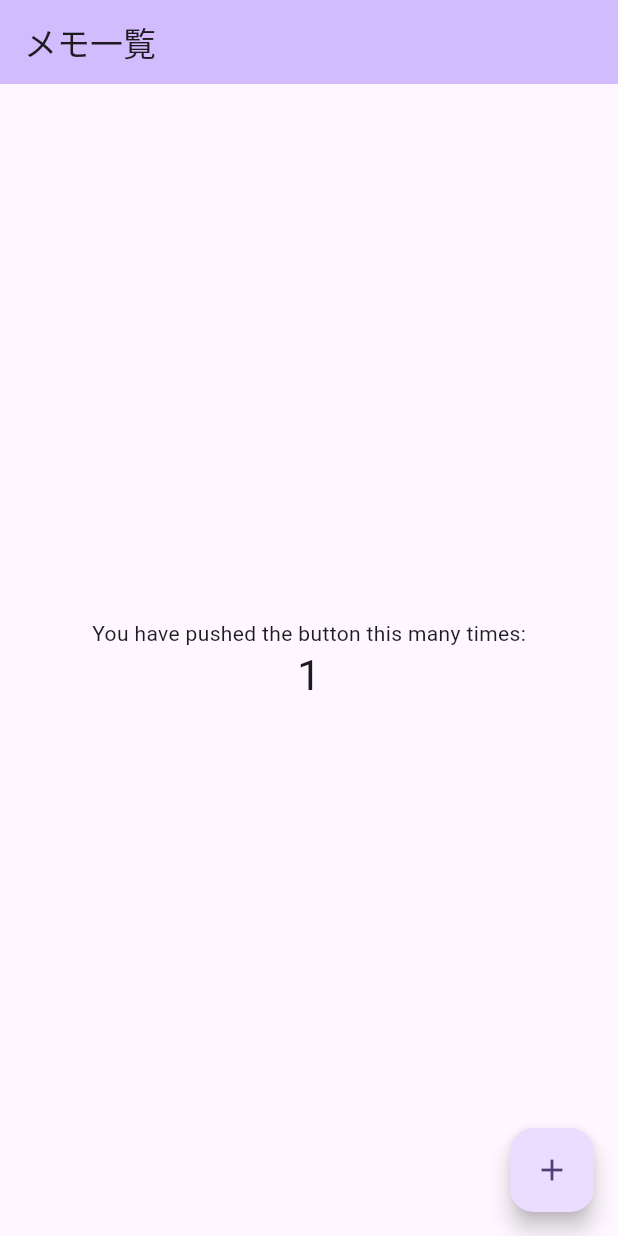
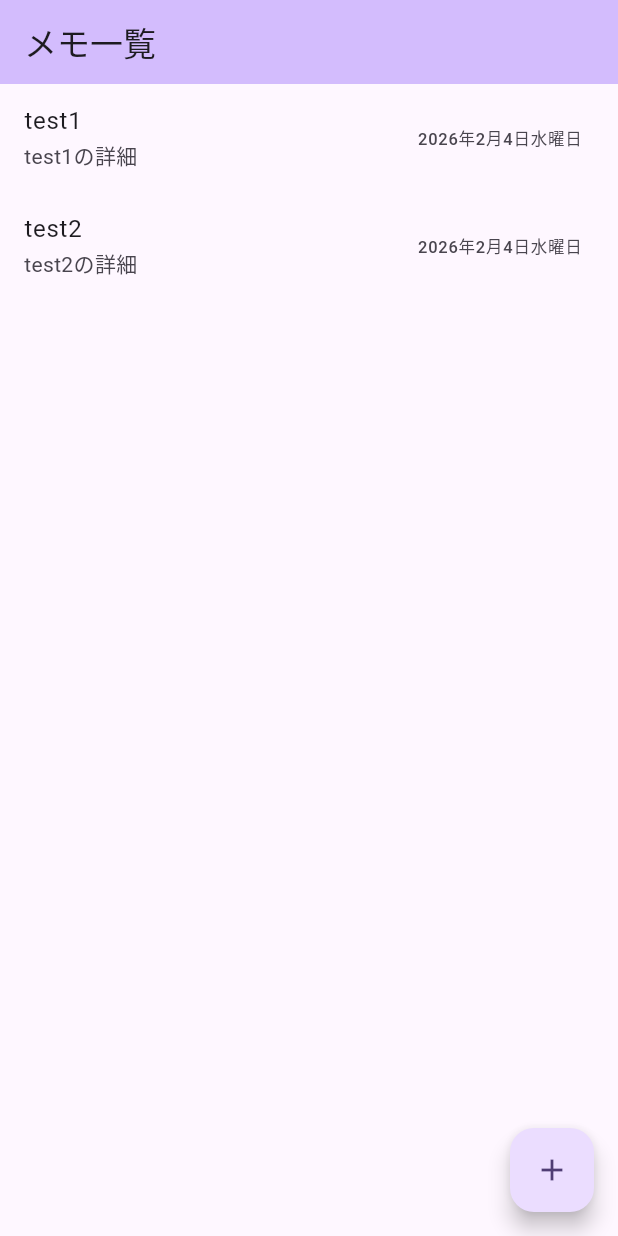
Before and after one commit to ynsz/sns_app_firebase, a Flutter app: the screen it shows after launch, after a tap on the "add" icon, on a phone screen of 412 x 824 dp. Run offline on Flutter 3.47's test engine with Material 3 defaults, Android fonts, the phone set to English and light mode, and no system bars; our stand-ins replace firebase_core; accounts and stored records are empty.

Commit message:
MemoListPageにメモを表示

```diff
--- a/lib/main.dart
+++ b/lib/main.dart
@@ -1,5 +1,6 @@
 import 'package:firebase_core/firebase_core.dart';
 import 'package:flutter/material.dart';
+import 'package:intl/date_symbol_data_local.dart';
 import 'package:sns_app/modules/memo.dart';
 import 'package:sns_app/pages/memo_list_page.dart';
 
@@ -10,6 +11,7 @@ void main() async {
   await Firebase.initializeApp(
     options: DefaultFirebaseOptions.currentPlatform,
   );
+  await initializeDateFormatting('ja_JP');
   runApp(MyApp());
 }
 
--- a/lib/pages/memo_list_page.dart
+++ b/lib/pages/memo_list_page.dart
@@ -1,7 +1,10 @@
 import 'package:flutter/material.dart';
+import 'package:intl/intl.dart';
+import 'package:sns_app/modules/memo.dart';
 
 class MemoListPage extends StatefulWidget {
   const MemoListPage({super.key, required this.title});
+
   final String title;
 
   @override
@@ -9,13 +12,20 @@ class MemoListPage extends StatefulWidget {
 }
 
 class _MemoListPageState extends State<MemoListPage> {
-  int _counter = 0;
-
-  void _incrementCounter() {
-    setState(() {
-      _counter++;
-    });
-  }
+  final memoList = [
+    Memo(
+      title: 'test1',
+      content: 'test1の詳細',
+      createAt: DateTime.now(),
+      updateAt: DateTime.now(),
+    ),
+    Memo(
+      title: 'test2',
+      content: 'test2の詳細',
+      createAt: DateTime.now(),
+      updateAt: DateTime.now(),
+    ),
+  ];
 
   @override
   Widget build(BuildContext context) {
@@ -24,20 +34,20 @@ class _MemoListPageState extends State<MemoListPage> {
         backgroundColor: Theme.of(context).colorScheme.inversePrimary,
         title: Text('メモ一覧'),
       ),
-      body: Center(
-        child: Column(
-          mainAxisAlignment: .center,
-          children: [
-            const Text('You have pushed the button this many times:'),
-            Text(
-              '$_counter',
-              style: Theme.of(context).textTheme.headlineMedium,
+      body: ListView.builder(
+        itemCount: memoList.length,
+        itemBuilder: (context, index) {
+          return ListTile(
+            title: Text(memoList[index].title),
+            subtitle: Text(memoList[index].content),
+            trailing: Text(
+              DateFormat.yMMMMEEEEd('ja_JP').format(memoList[index].createAt),
             ),
-          ],
-        ),
+          );
+        },
       ),
       floatingActionButton: FloatingActionButton(
-        onPressed: _incrementCounter,
+        onPressed: () {},
         tooltip: 'Increment',
         child: const Icon(Icons.add),
       ),
--- a/pubspec.yaml
+++ b/pubspec.yaml
@@ -35,6 +35,7 @@ dependencies:
   # Use with the CupertinoIcons class for iOS style icons.
   cupertino_icons: ^1.0.8
   firebase_core: ^4.4.0
+  intl: any
 
 dev_dependencies:
   flutter_test:
```
Also changed, not shown: pubspec.lock.
